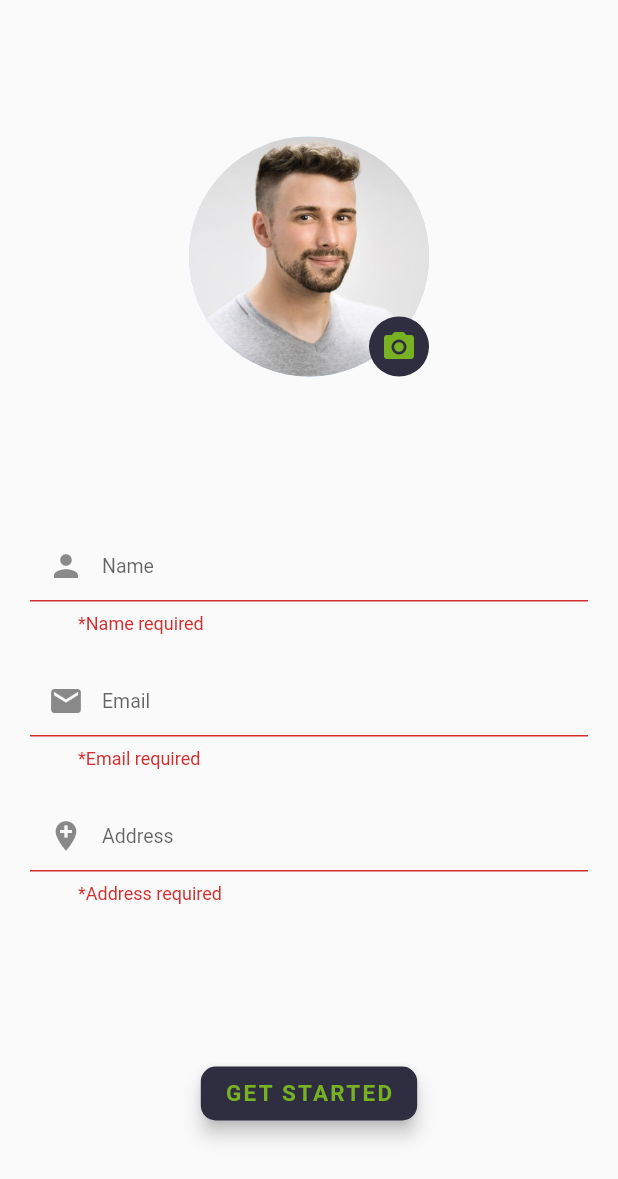
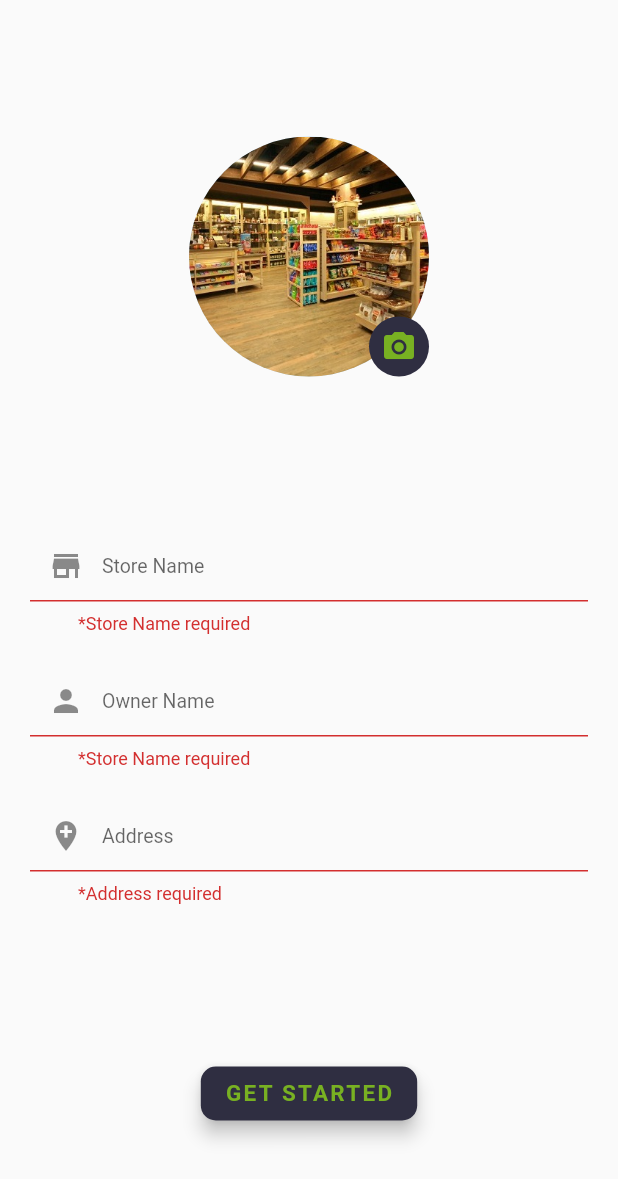
Before and after one commit to agrivator/dart-sellers, a Flutter app: the ProfileFormScreen screen opened directly, after a tap on "GET STARTED", on a phone screen of 412 x 824 dp. Shown: the top 1179 px of the screen. Run offline on Flutter 3.47's test engine with Material 2 defaults, Android fonts, the light colour scheme and no system bars; our stand-ins replace flutter_svg, geolocator, percent_indicator, pin_code_text_field; missing offline and left inert: country_pickers; Roboto replaces fonts that are missing (OpenSans).

Commit message:
Login ui updated

```diff
--- a/lib/Login/OtpVerificationScreen.dart
+++ b/lib/Login/OtpVerificationScreen.dart
@@ -5,7 +5,7 @@ import 'package:pin_code_text_field/pin_code_text_field.dart';
 import 'ProfileFormScreen.dart';
 
 class OtpVerificationScreen extends StatefulWidget {
-  String phoneNo;
+  final String phoneNo;
 
   OtpVerificationScreen({Key key, @required this.phoneNo}) :super(key: key);
 
--- a/lib/Login/ProfileFormScreen.dart
+++ b/lib/Login/ProfileFormScreen.dart
@@ -25,7 +25,7 @@ class _ProfileFormState extends State<ProfileFormScreen> {
                   padding: EdgeInsets.only(top: 20.0),
                   child: GestureDetector(
                     child: CircleAvatar(
-                      backgroundImage: AssetImage("images/user.jpg"),
+                      backgroundImage: AssetImage("images/storea.jpg"),
                       radius: 80.0,
                       child: Align(
                         alignment: Alignment.bottomRight,
@@ -51,13 +51,13 @@ class _ProfileFormState extends State<ProfileFormScreen> {
                         decoration: InputDecoration(
                           contentPadding: EdgeInsets.symmetric(
                               horizontal: 32.0, vertical: 14.0),
-                          hintText: "Name",
+                          hintText: "Store Name",
                           hintStyle: TextStyle(fontSize: 13),
-                          prefixIcon: Icon(Icons.person),
+                          prefixIcon: Icon(Icons.store),
                         ),
                         validator: (value) {
                           if (value.isEmpty) {
-                            return '*Name required';
+                            return '*Store Name required';
                           }
                         },
                         //onSaved to be implemented
@@ -66,17 +66,16 @@ class _ProfileFormState extends State<ProfileFormScreen> {
                         height: 20,
                       ),
                       TextFormField(
-                        keyboardType: TextInputType.emailAddress,
                         decoration: InputDecoration(
                           contentPadding: EdgeInsets.symmetric(
                               horizontal: 32.0, vertical: 14.0),
-                          hintText: "Email",
+                          hintText: "Owner Name",
                           hintStyle: TextStyle(fontSize: 13),
-                          prefixIcon: Icon(Icons.email),
+                          prefixIcon: Icon(Icons.person),
                         ),
                         validator: (value) {
                           if (value.isEmpty) {
-                            return '*Email required';
+                            return '*Store Name required';
                           }
                         },
                         //onSaved to be implemented
```
